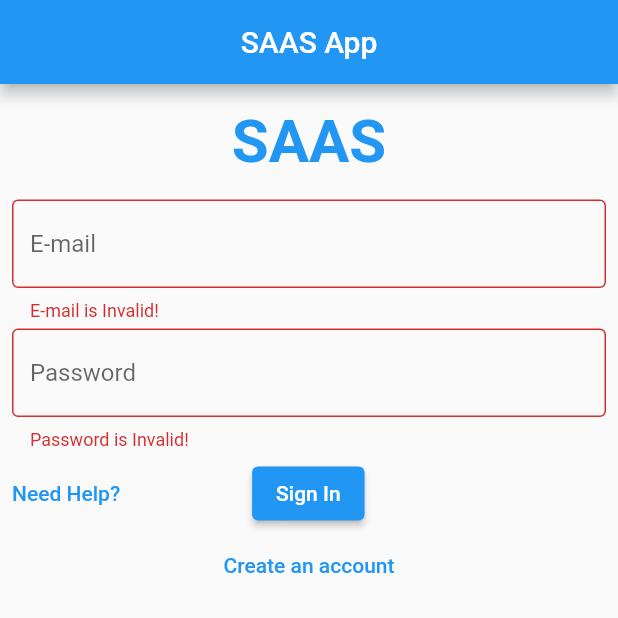
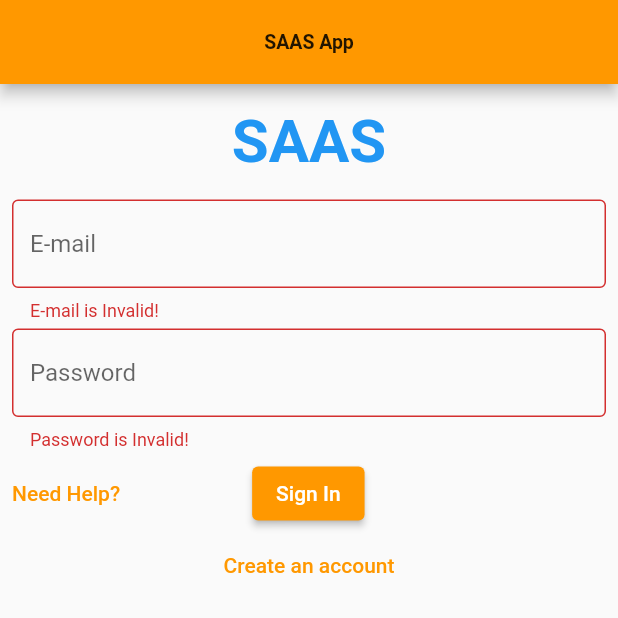
Before and after one commit to learner0408/SAAS_App, a Flutter app: the screen it shows after launch, after a tap on "Sign In", on a phone screen of 412 x 824 dp, the top half of it. Run offline on Flutter 3.47's test engine with Material 2 defaults, Android fonts, the phone set to English and light mode, and no system bars; our stand-ins replace google_maps_flutter; network calls fail.

Commit message:
Theme Data added

```diff
--- a/lib/main.dart
+++ b/lib/main.dart
@@ -5,6 +5,10 @@ import './signIn.dart';
 void main() {
   return runApp(MaterialApp(
     title: 'Navigation Basics',
+    theme: ThemeData(
+        primarySwatch: Colors.orange,
+        textTheme: TextTheme(
+            headline6: TextStyle(fontSize: 13, fontWeight: FontWeight.bold))),
     home: SAAS(),
   ));
 }
--- a/lib/signIn.dart
+++ b/lib/signIn.dart
@@ -23,6 +23,8 @@ class _SignInState extends State<SignIn> {
   Widget build(BuildContext context) {
     return Scaffold(
       appBar: AppBar(
+        backgroundColor: Theme.of(context).primaryColor,
+        titleTextStyle: Theme.of(context).textTheme.headline6,
         title: Container(
           width: double.infinity,
           child: Text(
@@ -31,7 +33,9 @@ class _SignInState extends State<SignIn> {
           ),
         ),
       ),
-      body: Column(
+      body: ListView(
+        children: [
+          Column(
             children: [
               Container(
                 width: double.infinity,
@@ -65,16 +69,17 @@ class _SignInState extends State<SignIn> {
                   decoration: InputDecoration(
                       border: OutlineInputBorder(),
                       hintText: 'Password',
-                  errorText: _passwordValidate ? null : "Password is Invalid!"),
+                      errorText:
+                          _passwordValidate ? null : "Password is Invalid!"),
                 ),
               ),
               Row(
                 children: [
                   TextButton(
                     onPressed: null,
-                child: Text("Need Help?"),
-                style: ButtonStyle(
-                  foregroundColor: MaterialStateProperty.all(Colors.blue),
+                    child: Text(
+                      "Need Help?",
+                      style: TextStyle(color: Theme.of(context).primaryColor),
                     ),
                   ),
                   Padding(
@@ -89,22 +94,20 @@ class _SignInState extends State<SignIn> {
                               ? _passwordValidate = true
                               : _passwordValidate = false;
                         });
-                    if (_emailValidate == true && _passwordValidate == true) {
+                        if (_emailValidate == true &&
+                            _passwordValidate == true) {
                           Navigator.push(
                               context,
                               new MaterialPageRoute(
-                              builder: (context) => new MyApp()));
+                                  builder: (context) => new Home()));
                         }
                       },
                       child: Text(
                         "Sign In",
                         style: TextStyle(
                           color: Colors.white,
-                      backgroundColor: Colors.blue,
+                          backgroundColor: Theme.of(context).primaryColor,
                         ),
-                  ),
-                  style: ButtonStyle(
-                    backgroundColor: MaterialStateProperty.all(Colors.blue),
                       ),
                     ),
                   ),
@@ -112,11 +115,13 @@ class _SignInState extends State<SignIn> {
               ),
               TextButton(
                 onPressed: null,
-            child: Text("Create an account"),
-            style: ButtonStyle(
-              foregroundColor: MaterialStateProperty.all(Colors.blue),
+                child: Text(
+                  "Create an account",
+                  style: TextStyle(color: Theme.of(context).primaryColor),
                 ),
               ),
+            ],
+          )
         ],
       ),
     );
```
Also changed, not shown: lib/home.dart (+39 -17 lines), 10 other files. Lines whose indentation alone changed are shown as unchanged.
